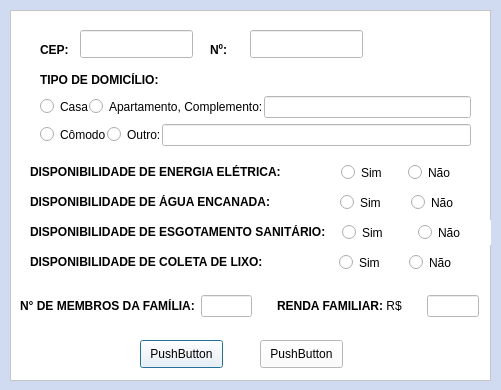
This is editdialog.ui in sustavos/Projeto_final_1_QT as Qt 5 draws it before an edit. The edited form follows.
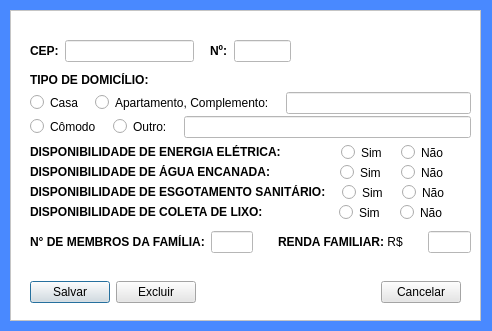
This is the edited form.

```diff
--- a/editdialog.ui
+++ b/editdialog.ui
@@ -6,24 +6,115 @@
    <rect>
     <x>0</x>
     <y>0</y>
-    <width>501</width>
-    <height>390</height>
+    <width>492</width>
+    <height>331</height>
    </rect>
   </property>
+  <property name="palette">
+   <palette>
+    <active>
+     <colorrole role="Button">
+      <brush brushstyle="SolidPattern">
+       <color alpha="255">
+        <red>73</red>
+        <green>137</green>
+        <blue>255</blue>
+       </color>
+      </brush>
+     </colorrole>
+     <colorrole role="Base">
+      <brush brushstyle="SolidPattern">
+       <color alpha="255">
+        <red>73</red>
+        <green>137</green>
+        <blue>255</blue>
+       </color>
+      </brush>
+     </colorrole>
+     <colorrole role="Window">
+      <brush brushstyle="SolidPattern">
+       <color alpha="255">
+        <red>73</red>
+        <green>137</green>
+        <blue>255</blue>
+       </color>
+      </brush>
+     </colorrole>
+    </active>
+    <inactive>
+     <colorrole role="Button">
+      <brush brushstyle="SolidPattern">
+       <color alpha="255">
+        <red>73</red>
+        <green>137</green>
+        <blue>255</blue>
+       </color>
+      </brush>
+     </colorrole>
+     <colorrole role="Base">
+      <brush brushstyle="SolidPattern">
+       <color alpha="255">
+        <red>73</red>
+        <green>137</green>
+        <blue>255</blue>
+       </color>
+      </brush>
+     </colorrole>
+     <colorrole role="Window">
+      <brush brushstyle="SolidPattern">
+       <color alpha="255">
+        <red>73</red>
+        <green>137</green>
+        <blue>255</blue>
+       </color>
+      </brush>
+     </colorrole>
+    </inactive>
+    <disabled>
+     <colorrole role="Button">
+      <brush brushstyle="SolidPattern">
+       <color alpha="255">
+        <red>73</red>
+        <green>137</green>
+        <blue>255</blue>
+       </color>
+      </brush>
+     </colorrole>
+     <colorrole role="Base">
+      <brush brushstyle="SolidPattern">
+       <color alpha="255">
+        <red>73</red>
+        <green>137</green>
+        <blue>255</blue>
+       </color>
+      </brush>
+     </colorrole>
+     <colorrole role="Window">
+      <brush brushstyle="SolidPattern">
+       <color alpha="255">
+        <red>73</red>
+        <green>137</green>
+        <blue>255</blue>
+       </color>
+      </brush>
+     </colorrole>
+    </disabled>
+   </palette>
+  </property>
   <property name="windowTitle">
    <string>Dialog</string>
   </property>
   <property name="styleSheet">
-   <string notr="true">background-color: rgb(208, 218, 241);
-border-color: rgb(208, 218, 241);</string>
+   <string notr="true">background-color:rgb(73, 137, 255);
+border-color: rgb(73, 137, 255);</string>
   </property>
   <widget class="QFrame" name="frame">
    <property name="geometry">
     <rect>
      <x>10</x>
      <y>10</y>
-     <width>481</width>
-     <height>371</height>
+     <width>471</width>
+     <height>311</height>
     </rect>
    </property>
    <property name="styleSheet">
@@ -35,58 +126,12 @@
    <property name="frameShadow">
     <enum>QFrame::Raised</enum>
    </property>
-   <widget class="QLabel" name="label">
-    <property name="geometry">
-     <rect>
-      <x>30</x>
-      <y>30</y>
-      <width>31</width>
-      <height>20</height>
-     </rect>
-    </property>
-    <property name="text">
-     <string>&lt;html&gt;&lt;head/&gt;&lt;body&gt;&lt;p&gt;&lt;span style=&quot; font-weight:600;&quot;&gt;CEP:&lt;/span&gt;&lt;/p&gt;&lt;/body&gt;&lt;/html&gt;</string>
-    </property>
-   </widget>
-   <widget class="QLineEdit" name="lineEdit">
-    <property name="geometry">
-     <rect>
-      <x>70</x>
-      <y>20</y>
-      <width>113</width>
-      <height>28</height>
-     </rect>
-    </property>
-   </widget>
-   <widget class="QLabel" name="label_2">
-    <property name="geometry">
-     <rect>
-      <x>200</x>
-      <y>30</y>
-      <width>62</width>
-      <height>20</height>
-     </rect>
-    </property>
-    <property name="text">
-     <string>&lt;html&gt;&lt;head/&gt;&lt;body&gt;&lt;p&gt;&lt;span style=&quot; font-weight:600;&quot;&gt;Nº:&lt;/span&gt;&lt;/p&gt;&lt;/body&gt;&lt;/html&gt;</string>
-    </property>
-   </widget>
-   <widget class="QLineEdit" name="lineEdit_2">
-    <property name="geometry">
-     <rect>
-      <x>240</x>
-      <y>20</y>
-      <width>113</width>
-      <height>28</height>
-     </rect>
-    </property>
-   </widget>
    <widget class="QWidget" name="layoutWidget">
     <property name="geometry">
      <rect>
       <x>20</x>
-      <y>180</y>
-      <width>451</width>
+      <y>150</y>
+      <width>431</width>
       <height>25</height>
      </rect>
     </property>
@@ -128,8 +173,8 @@
     <property name="geometry">
      <rect>
       <x>20</x>
-      <y>240</y>
-      <width>448</width>
+      <y>190</y>
+      <width>431</width>
       <height>25</height>
      </rect>
     </property>
@@ -171,8 +216,8 @@
     <property name="geometry">
      <rect>
       <x>20</x>
-      <y>210</y>
-      <width>464</width>
+      <y>170</y>
+      <width>431</width>
       <height>25</height>
      </rect>
     </property>
@@ -214,8 +259,8 @@
     <property name="geometry">
      <rect>
       <x>20</x>
-      <y>150</y>
-      <width>445</width>
+      <y>130</y>
+      <width>431</width>
       <height>25</height>
      </rect>
     </property>
@@ -256,10 +301,10 @@
    <widget class="QWidget" name="layoutWidget_5">
     <property name="geometry">
      <rect>
-      <x>10</x>
-      <y>280</y>
-      <width>459</width>
-      <height>32</height>
+      <x>20</x>
+      <y>220</y>
+      <width>441</width>
+      <height>24</height>
      </rect>
     </property>
     <layout class="QHBoxLayout" name="horizontalLayout_11">
@@ -288,7 +333,7 @@
        <item>
         <widget class="QLabel" name="label_14">
          <property name="text">
-          <string>&lt;html&gt;&lt;head/&gt;&lt;body&gt;&lt;p&gt;&lt;span style=&quot; font-weight:600;&quot;&gt;RENDA FAMILIAR: &lt;/span&gt;R$&lt;/p&gt;&lt;/body&gt;&lt;/html&gt;</string>
+          <string>&lt;html&gt;&lt;head/&gt;&lt;body&gt;&lt;p&gt;&lt;span style=&quot; font-weight:600;&quot;&gt;RENDA FAMILIAR:  &lt;/span&gt;R$&lt;/p&gt;&lt;/body&gt;&lt;/html&gt;</string>
          </property>
         </widget>
        </item>
@@ -299,39 +344,13 @@
      </item>
     </layout>
    </widget>
-   <widget class="QPushButton" name="pushButton">
+   <widget class="QWidget" name="layoutWidget">
     <property name="geometry">
      <rect>
-      <x>130</x>
-      <y>330</y>
-      <width>83</width>
-      <height>28</height>
-     </rect>
-    </property>
-    <property name="text">
-     <string>PushButton</string>
-    </property>
-   </widget>
-   <widget class="QPushButton" name="pushButton_2">
-    <property name="geometry">
-     <rect>
-      <x>250</x>
-      <y>330</y>
-      <width>83</width>
-      <height>28</height>
-     </rect>
-    </property>
-    <property name="text">
-     <string>PushButton</string>
-    </property>
-   </widget>
-   <widget class="QWidget" name="">
-    <property name="geometry">
-     <rect>
-      <x>30</x>
+      <x>20</x>
       <y>80</y>
-      <width>431</width>
-      <height>62</height>
+      <width>441</width>
+      <height>51</height>
      </rect>
     </property>
     <layout class="QVBoxLayout" name="verticalLayout">
@@ -340,6 +359,9 @@
      </property>
      <item>
       <layout class="QHBoxLayout" name="horizontalLayout_2">
+       <property name="spacing">
+        <number>16</number>
+       </property>
        <item>
         <widget class="QRadioButton" name="rb_casa">
          <property name="text">
@@ -361,6 +383,9 @@
      </item>
      <item>
       <layout class="QHBoxLayout" name="horizontalLayout_18">
+       <property name="spacing">
+        <number>16</number>
+       </property>
        <item>
         <widget class="QRadioButton" name="rb_comodo">
          <property name="text">
@@ -385,7 +410,7 @@
    <widget class="QLabel" name="label_6">
     <property name="geometry">
      <rect>
-      <x>30</x>
+      <x>20</x>
       <y>60</y>
       <width>143</width>
       <height>20</height>
@@ -395,6 +420,109 @@
      <string>&lt;html&gt;&lt;head/&gt;&lt;body&gt;&lt;p&gt;&lt;span style=&quot; font-weight:600;&quot;&gt;TIPO DE DOMICÍLIO:&lt;/span&gt;&lt;/p&gt;&lt;/body&gt;&lt;/html&gt;</string>
     </property>
    </widget>
+   <widget class="QWidget" name="">
+    <property name="geometry">
+     <rect>
+      <x>20</x>
+      <y>30</y>
+      <width>164</width>
+      <height>22</height>
+     </rect>
+    </property>
+    <layout class="QHBoxLayout" name="horizontalLayout">
+     <item>
+      <widget class="QLabel" name="label">
+       <property name="text">
+        <string>&lt;html&gt;&lt;head/&gt;&lt;body&gt;&lt;p&gt;&lt;span style=&quot; font-weight:600;&quot;&gt;CEP:&lt;/span&gt;&lt;/p&gt;&lt;/body&gt;&lt;/html&gt;</string>
+       </property>
+      </widget>
+     </item>
+     <item>
+      <widget class="QLineEdit" name="le_cep1">
+       <property name="text">
+        <string/>
+       </property>
+      </widget>
+     </item>
+    </layout>
+   </widget>
+   <widget class="QWidget" name="">
+    <property name="geometry">
+     <rect>
+      <x>200</x>
+      <y>30</y>
+      <width>81</width>
+      <height>22</height>
+     </rect>
+    </property>
+    <layout class="QHBoxLayout" name="horizontalLayout_12">
+     <item>
+      <widget class="QLabel" name="label_2">
+       <property name="text">
+        <string>&lt;html&gt;&lt;head/&gt;&lt;body&gt;&lt;p&gt;&lt;span style=&quot; font-weight:600;&quot;&gt;Nº:&lt;/span&gt;&lt;/p&gt;&lt;/body&gt;&lt;/html&gt;</string>
+       </property>
+      </widget>
+     </item>
+     <item>
+      <widget class="QLineEdit" name="le_num1"/>
+     </item>
+    </layout>
+   </widget>
+   <widget class="QWidget" name="">
+    <property name="geometry">
+     <rect>
+      <x>20</x>
+      <y>270</y>
+      <width>431</width>
+      <height>25</height>
+     </rect>
+    </property>
+    <layout class="QHBoxLayout" name="horizontalLayout_15">
+     <item>
+      <widget class="QPushButton" name="btn_salvar">
+       <property name="styleSheet">
+        <string notr="true">background-color: rgb(230, 230, 230);</string>
+       </property>
+       <property name="text">
+        <string>Salvar</string>
+       </property>
+      </widget>
+     </item>
+     <item>
+      <widget class="QPushButton" name="btn_excluir">
+       <property name="styleSheet">
+        <string notr="true">background-color: rgb(230, 230, 230);</string>
+       </property>
+       <property name="text">
+        <string>Excluir</string>
+       </property>
+      </widget>
+     </item>
+     <item>
+      <spacer name="horizontalSpacer">
+       <property name="orientation">
+        <enum>Qt::Horizontal</enum>
+       </property>
+       <property name="sizeHint" stdset="0">
+        <size>
+         <width>40</width>
+         <height>20</height>
+        </size>
+       </property>
+      </spacer>
+     </item>
+     <item>
+      <widget class="QPushButton" name="btn_cancelar">
+       <property name="styleSheet">
+        <string notr="true">background-color: rgb(230, 230, 230);</string>
+       </property>
+       <property name="text">
+        <string>Cancelar</string>
+       </property>
+      </widget>
+     </item>
+    </layout>
+   </widget>
   </widget>
  </widget>
  <resources/>
```
